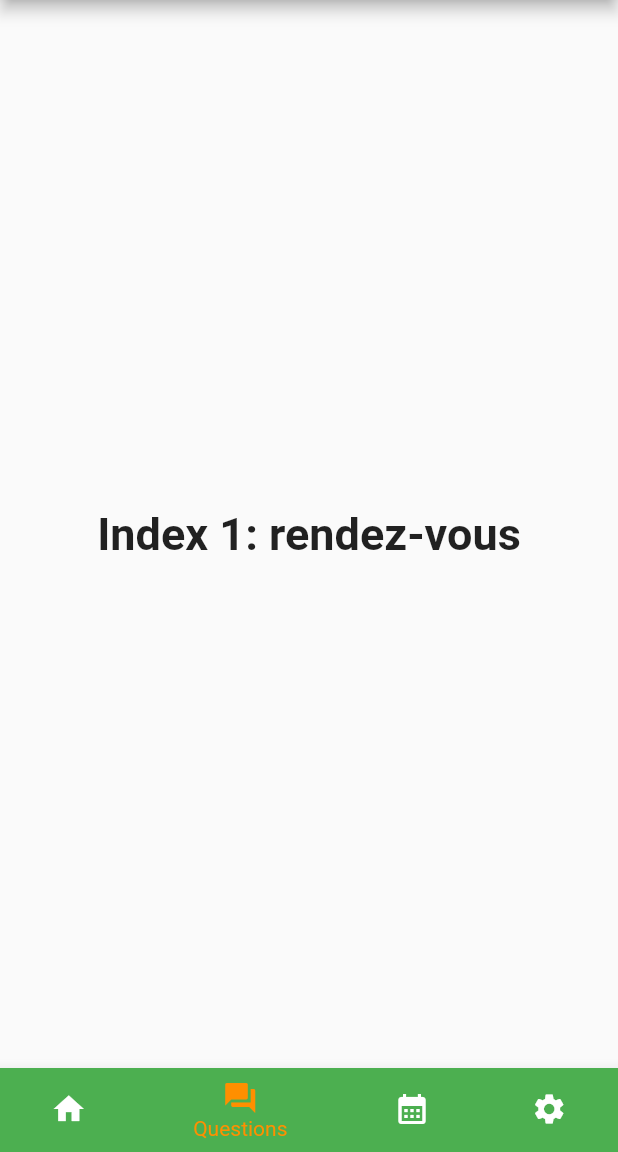
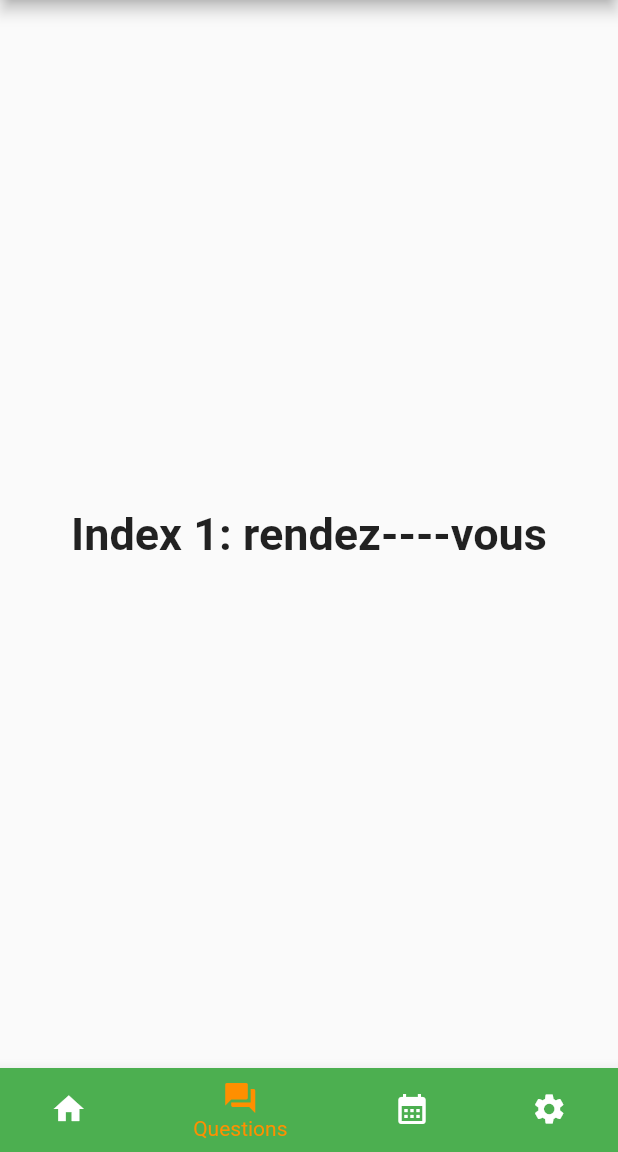
Before and after one commit to SalimMabed/Solution-challenge-2023-Pulse, a Flutter app: the screen it shows after launch, item 2 of the bottom bar chosen, on a phone screen of 412 x 824 dp, the part 84-1236 px from its top. Run offline on Flutter 3.47's test engine with Material 2 defaults, Android fonts, the light colour scheme and no system bars; our stand-ins replace google_fonts, google_maps_flutter, table_calendar.

Commit message:
space problem

```diff
--- a/lib/main.dart
+++ b/lib/main.dart
@@ -41,7 +41,7 @@ class _MyStatefulWidgetState extends State<MyStatefulWidget> {
   static List<Widget> _widgetOptions = <Widget>[
     Place(),
     Text(
-      'Index 1: rendez-vous',
+      'Index 1: rendez----vous',
       style: optionStyle,
     ),
     CalendarWidget(),
```
Also changed, not shown: 7 other files.
